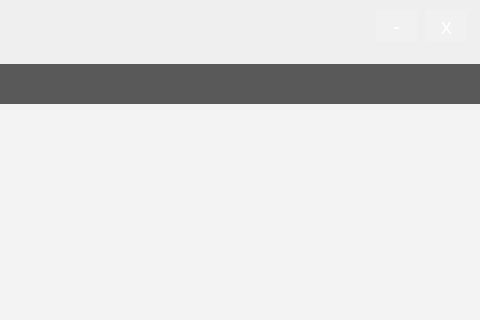
Before: the Qt Designer form Babel/client/forms/BabelMain.ui in gvsurenderreddy/Babel-VOIP, drawn with Qt 5; both pictures show x 544 to 1024 and y 0 to 320 of the 1024 by 870 pixel window.
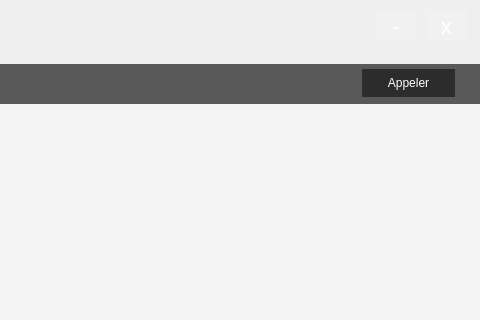
After: the same form once the commit is applied. Icons and pictures are not drawn.

Commit message: add all slot and signal, all completed

Diff of the .ui file:
```diff
--- a/Babel/client/forms/BabelMain.ui
+++ b/Babel/client/forms/BabelMain.ui
@@ -294,6 +294,27 @@
 padding: 0 8px;
 </string>
    </property>
+   <widget class="QPushButton" name="call">
+    <property name="geometry">
+     <rect>
+      <x>650</x>
+      <y>5</y>
+      <width>93</width>
+      <height>28</height>
+     </rect>
+    </property>
+    <property name="styleSheet">
+     <string notr="true">background: none;
+border: none;
+background-color: rgba(0, 0, 0, 128);
+color: rgb(255, 255, 255);
+font: 16px &quot;Open Sans Light&quot;;
+</string>
+    </property>
+    <property name="text">
+     <string>Appeler</string>
+    </property>
+   </widget>
   </widget>
  </widget>
  <resources>
```
The commit also changes 2 other files.
